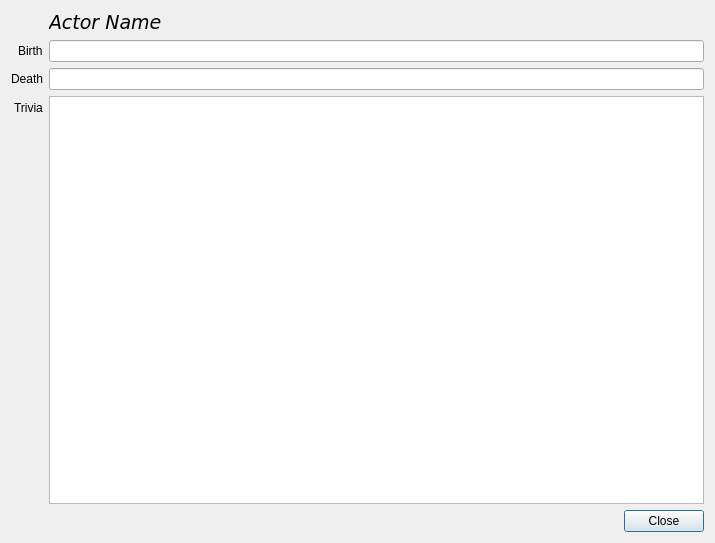
This is ui_castdialog.ui in timcking/pyqt-imdb as Qt 5 draws it before an edit. The edited form follows.
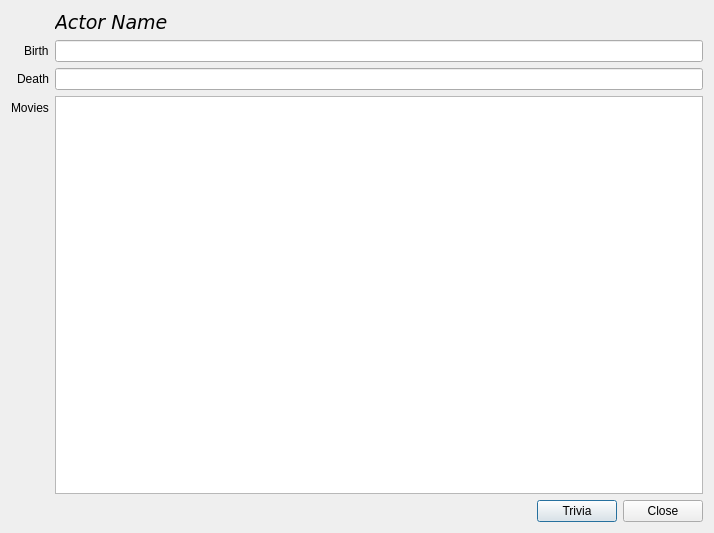
This is the edited form. Icons and pictures are not drawn.

What changed in the file:
```diff
--- a/ui_castdialog.ui
+++ b/ui_castdialog.ui
@@ -6,14 +6,14 @@
    <rect>
     <x>0</x>
     <y>0</y>
-    <width>715</width>
-    <height>543</height>
+    <width>714</width>
+    <height>533</height>
    </rect>
   </property>
   <property name="minimumSize">
    <size>
-    <width>520</width>
-    <height>380</height>
+    <width>600</width>
+    <height>400</height>
    </size>
   </property>
   <property name="windowTitle">
@@ -96,7 +96,7 @@
      <item row="3" column="0">
       <widget class="QLabel" name="label_2">
        <property name="text">
-        <string>Trivia</string>
+        <string>Movies</string>
        </property>
       </widget>
      </item>
@@ -113,14 +113,35 @@
     </layout>
    </item>
    <item>
-    <widget class="QDialogButtonBox" name="buttonBox">
-     <property name="orientation">
-      <enum>Qt::Horizontal</enum>
-     </property>
-     <property name="standardButtons">
-      <set>QDialogButtonBox::Close</set>
-     </property>
-    </widget>
+    <layout class="QHBoxLayout" name="horizontalLayout_2">
+     <item>
+      <spacer name="horizontalSpacer_2">
+       <property name="orientation">
+        <enum>Qt::Horizontal</enum>
+       </property>
+       <property name="sizeHint" stdset="0">
+        <size>
+         <width>40</width>
+         <height>20</height>
+        </size>
+       </property>
+      </spacer>
+     </item>
+     <item>
+      <widget class="QPushButton" name="buttonTrivia">
+       <property name="text">
+        <string>Trivia</string>
+       </property>
+      </widget>
+     </item>
+     <item>
+      <widget class="QPushButton" name="buttonClose">
+       <property name="text">
+        <string>Close</string>
+       </property>
+      </widget>
+     </item>
+    </layout>
    </item>
   </layout>
  </widget>
```
Left out of the diff: 37 changed lines with no effect on the pictures.
